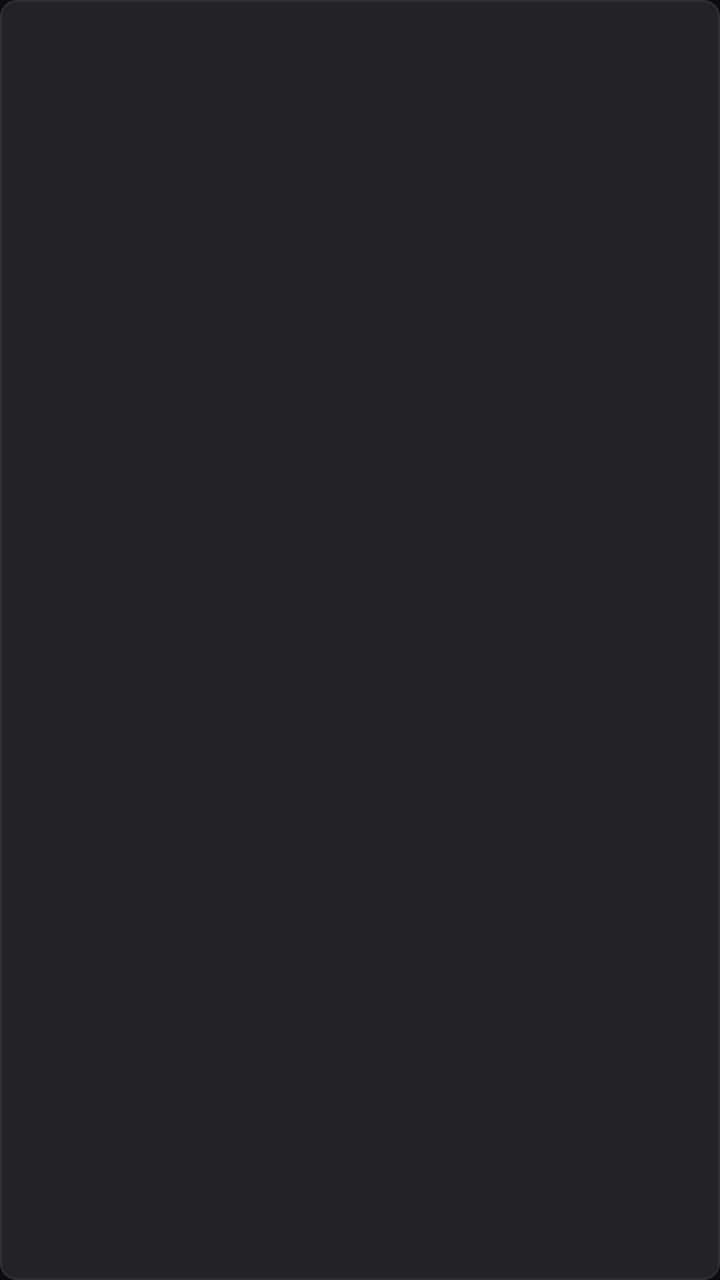
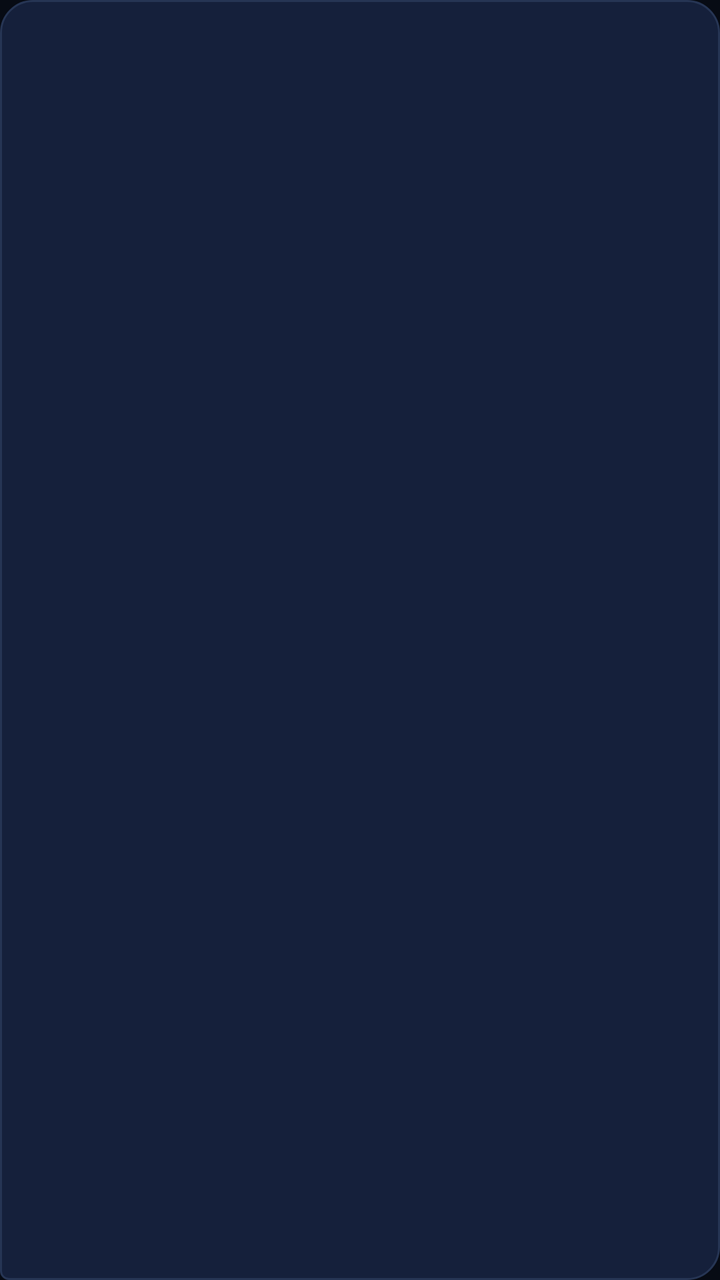

The first picture is an Android layout as it rendered before a commit; the second is the same layout after the commit. The layout source and the unified diff follow.
<!-- AndroidManifest.xml: application theme Theme.BengaliAgent -->
<!-- res/layout/item_chat_message.xml -->
<?xml version="1.0" encoding="utf-8"?>
<LinearLayout xmlns:android="http://schemas.android.com/apk/res/android"
    android:layout_width="match_parent"
    android:layout_height="wrap_content"
    android:layout_marginVertical="4dp"
    android:background="@drawable/bg_card"
    android:orientation="vertical"
    android:padding="10dp">

    <TextView
        android:id="@+id/tvSenderHeader"
        android:layout_width="wrap_content"
        android:layout_height="wrap_content"
        android:textColor="@color/accent_green"
        android:textSize="12sp"
        android:textStyle="bold" />

    <TextView
        android:id="@+id/tvMessageBody"
        android:layout_width="match_parent"
        android:layout_height="wrap_content"
        android:layout_marginTop="4dp"
        android:textColor="@color/text_primary"
        android:textIsSelectable="true"
        android:textSize="14sp" />

</LinearLayout>
<!-- resources referenced by this layout -->
<resources>
  <color name="accent_green">#10B981</color>
  <color name="text_primary">#F4F4F5</color>
  <!-- drawable bg_card (drawable) -->
  <?xml version="1.0" encoding="utf-8"?>
  <shape xmlns:android="http://schemas.android.com/apk/res/android"
      android:shape="rectangle">
      <solid android:color="@color/bg_card" />
      <corners android:radius="8dp" />
      <stroke
          android:width="1dp"
          android:color="@color/divider" />
  </shape>
  <style name="Theme.BengaliAgent" parent="Theme.MaterialComponents.DayNight.NoActionBar">
          <item name="colorPrimary">@color/accent_green</item>
          <item name="colorPrimaryVariant">@color/bg_surface</item>
          <item name="colorOnPrimary">@color/bg_black</item>
          <item name="colorSecondary">@color/accent_blue</item>
          <item name="android:windowBackground">@color/bg_black</item>
          <item name="android:statusBarColor">@color/bg_black</item>
          <item name="android:navigationBarColor">@color/bg_black</item>
          <item name="android:textColorPrimary">@color/text_primary</item>
          <item name="android:textColorSecondary">@color/text_secondary</item>
      </style>
  <color name="bg_card">#222227</color>
  <color name="divider">#2E2E36</color>
  <color name="bg_surface">#18181B</color>
  <color name="bg_black">#0D0D0D</color>
  <color name="accent_blue">#3B82F6</color>
  <color name="text_secondary">#A1A1AA</color>
</resources>

<!-- the commit's change to res/layout/item_chat_message.xml (unified diff, before → after) -->
@@ -1,17 +1,18 @@
 <?xml version="1.0" encoding="utf-8"?>
 <LinearLayout xmlns:android="http://schemas.android.com/apk/res/android"
+    android:id="@+id/layoutBubbleContainer"
     android:layout_width="match_parent"
     android:layout_height="wrap_content"
-    android:layout_marginVertical="4dp"
-    android:background="@drawable/bg_card"
+    android:layout_marginVertical="5dp"
+    android:background="@drawable/bg_chat_assistant"
     android:orientation="vertical"
-    android:padding="10dp">
+    android:padding="12dp">
 
     <TextView
         android:id="@+id/tvSenderHeader"
         android:layout_width="wrap_content"
         android:layout_height="wrap_content"
-        android:textColor="@color/accent_green"
+        android:textColor="@color/accent_cyan"
         android:textSize="12sp"
         android:textStyle="bold" />
 
@@ -20,6 +21,7 @@
         android:layout_width="match_parent"
         android:layout_height="wrap_content"
         android:layout_marginTop="4dp"
+        android:lineSpacingExtra="2dp"
         android:textColor="@color/text_primary"
         android:textIsSelectable="true"
         android:textSize="14sp" />
<!-- resource entries referenced after the edit -->
@@ -1,33 +1,41 @@
 <!-- resources referenced by this layout -->
 <resources>
-  <color name="accent_green">#10B981</color>
-  <color name="text_primary">#F4F4F5</color>
-  <!-- drawable bg_card (drawable) -->
+  <color name="accent_cyan">#06B6D4</color>
+  <color name="text_primary">#F8FAFC</color>
+  <!-- drawable bg_chat_assistant (drawable) -->
   <?xml version="1.0" encoding="utf-8"?>
   <shape xmlns:android="http://schemas.android.com/apk/res/android"
       android:shape="rectangle">
       <solid android:color="@color/bg_card" />
-      <corners android:radius="8dp" />
+      <corners
+          android:bottomLeftRadius="4dp"
+          android:bottomRightRadius="16dp"
+          android:topLeftRadius="16dp"
+          android:topRightRadius="16dp" />
       <stroke
           android:width="1dp"
           android:color="@color/divider" />
   </shape>
-  <style name="Theme.BengaliAgent" parent="Theme.MaterialComponents.DayNight.NoActionBar">
-          <item name="colorPrimary">@color/accent_green</item>
-          <item name="colorPrimaryVariant">@color/bg_surface</item>
-          <item name="colorOnPrimary">@color/bg_black</item>
-          <item name="colorSecondary">@color/accent_blue</item>
+  <style name="Theme.BengaliAgent" parent="Theme.Material3.Dark.NoActionBar">
+          <item name="colorPrimary">@color/accent_primary</item>
+          <item name="colorOnPrimary">@color/text_primary</item>
+          <item name="colorSecondary">@color/accent_cyan</item>
+          <item name="colorOnSecondary">@color/bg_black</item>
+          <item name="colorSurface">@color/bg_surface</item>
+          <item name="colorOnSurface">@color/text_primary</item>
+          <item name="colorError">@color/accent_red</item>
           <item name="android:windowBackground">@color/bg_black</item>
           <item name="android:statusBarColor">@color/bg_black</item>
           <item name="android:navigationBarColor">@color/bg_black</item>
           <item name="android:textColorPrimary">@color/text_primary</item>
           <item name="android:textColorSecondary">@color/text_secondary</item>
       </style>
-  <color name="bg_card">#222227</color>
-  <color name="divider">#2E2E36</color>
-  <color name="bg_surface">#18181B</color>
-  <color name="bg_black">#0D0D0D</color>
-  <color name="accent_blue">#3B82F6</color>
-  <color name="text_secondary">#A1A1AA</color>
+  <color name="bg_card">#15203B</color>
+  <color name="divider">#263554</color>
+  <color name="accent_primary">#6366F1</color>
+  <color name="bg_surface">#0F172A</color>
+  <color name="accent_red">#EF4444</color>
+  <color name="bg_black">#070B14</color>
+  <color name="text_secondary">#94A3B8</color>
 </resources>
 
